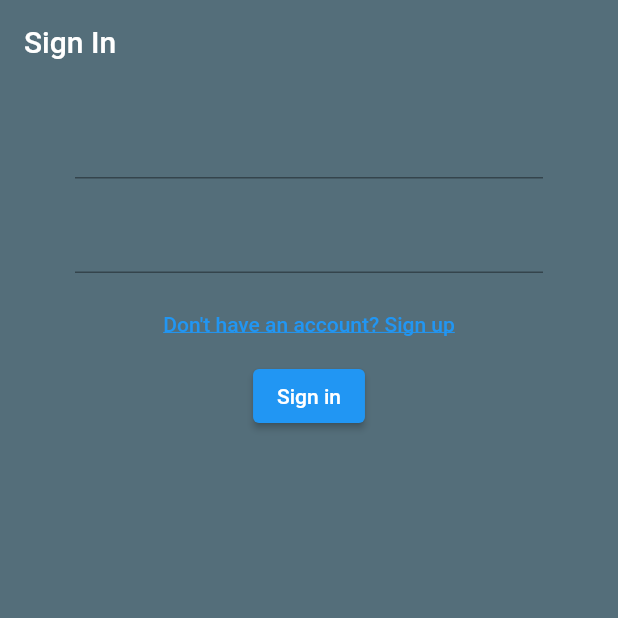
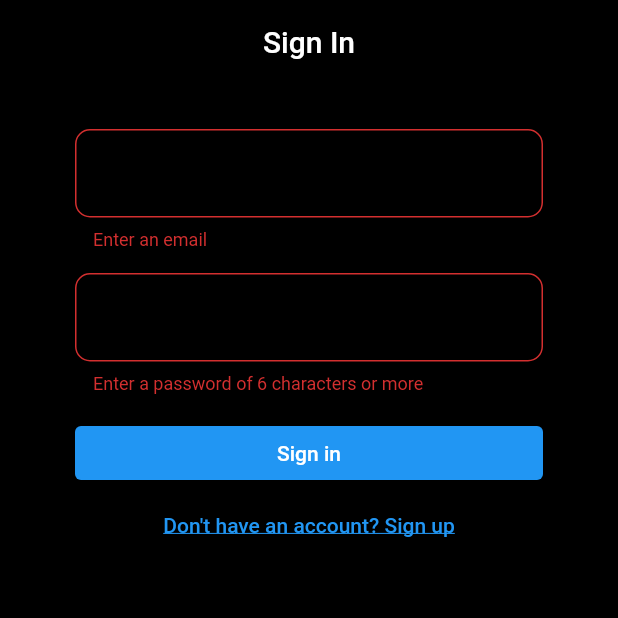
Before and after one commit to chan-ryan/workout_logger, a Flutter app: the screen it shows after launch, after a tap on "Sign in", on a phone screen of 412 x 824 dp, the top half of it. Run offline on Flutter 3.47's test engine with Material 2 defaults, Android fonts, the phone set to English and light mode, and no system bars; our stand-ins replace firebase_auth; accounts and stored records are empty.

Commit message:
added sign in and register with email/password

```diff
--- a/lib/screens/authenticate/sign_in.dart
+++ b/lib/screens/authenticate/sign_in.dart
@@ -1,5 +1,6 @@
 import 'package:flutter/material.dart';
 import 'package:workout_logger/services/auth.dart';
+import 'package:workout_logger/shared/constants.dart';
 
 class SignIn extends StatefulWidget {
   final Function toggleView;
@@ -12,36 +13,65 @@ class SignIn extends StatefulWidget {
 
 class _SignInState extends State<SignIn> {
   final AuthService _auth = AuthService();
+  final _formkey = GlobalKey<FormState>();
 
   String email = '';
   String password = '';
+  String error = '';
 
   @override
   Widget build(BuildContext context) {
     return Scaffold(
-        backgroundColor: Colors.blueGrey[600],
+        backgroundColor: Colors.black,
         appBar: AppBar(
+          centerTitle: true,
           backgroundColor: Colors.transparent,
           elevation: 0.0,
           title: Text('Sign In'),
         ),
         body: Container(
             padding: EdgeInsets.fromLTRB(50.0, 15.0, 50.0, 0.0),
+            child: Form(
+              key: _formkey,
               child: Column(
                 children: [
+                  SizedBox(height: 15.0),
                   TextFormField(
+                    decoration: textInputDecoration.copyWith(hintText: 'Email'),
+                    validator: (val) => val.isEmpty ? 'Enter an email' : null,
                     onChanged: (val) {
                       setState(() => email = val);
                     },
                   ),
                   SizedBox(height: 15.0),
                   TextFormField(
+                    decoration:
+                        textInputDecoration.copyWith(hintText: 'Password'),
                     obscureText: true,
+                    validator: (val) => val.length < 6
+                        ? 'Enter a password of 6 characters or more'
+                        : null,
                     onChanged: (val) {
                       setState(() => password = val);
                     },
                   ),
-                SizedBox(height: 10.0),
+                  SizedBox(height: 15.0),
+                  SizedBox(
+                    width: double.infinity,
+                    child: ElevatedButton(
+                      onPressed: () async {
+                        if (_formkey.currentState.validate()) {
+                          dynamic result = await _auth
+                              .signInWithEmailAndPassword(email, password);
+                          if (result == null) {
+                            setState(() => error = 'Wrong email or password');
+                          }
+                        }
+                      },
+                      child: Text('Sign in',
+                          style: TextStyle(color: Colors.white)),
+                    ),
+                  ),
                   TextButton(
                       onPressed: () {
                         widget.toggleView();
@@ -49,27 +79,13 @@ class _SignInState extends State<SignIn> {
                       child: Text("Don't have an account? Sign up",
                           style:
                               TextStyle(decoration: TextDecoration.underline))),
-                ElevatedButton(
-                  onPressed: () async {
-                    print(email);
-                    print(password);
-                  },
-                  child: Text('Sign in', style: TextStyle(color: Colors.white)),
+                  SizedBox(height: 15.0),
+                  Text(
+                    error,
+                    style: TextStyle(color: Colors.red),
                   ),
                 ],
+              ),
             )));
   }
 }
-
-/*ElevatedButton(
-              child: Text('Sign in anonymously'),
-              onPressed: () async {
-                dynamic result = await _auth.signInAnon();
-                if (result == null) {
-                  print('Error signing in');
-                } else {
-                  print('Signed in');
-                  print(result.uid);
-                }
-              },
-            )*/
--- /dev/null
+++ b/lib/shared/constants.dart
@@ -0,0 +1,9 @@
+import 'package:flutter/material.dart';
+
+InputDecoration textInputDecoration = InputDecoration(
+  fillColor: Colors.grey[650],
+  filled: true,
+  border: OutlineInputBorder(
+      borderSide: BorderSide(color: Colors.grey),
+      borderRadius: BorderRadius.circular(10.0)),
+);
```
Also changed, not shown: lib/screens/authenticate/register.dart (+37 -9 lines), lib/services/auth.dart (+22 -0 lines). Lines whose indentation alone changed are shown as unchanged.
